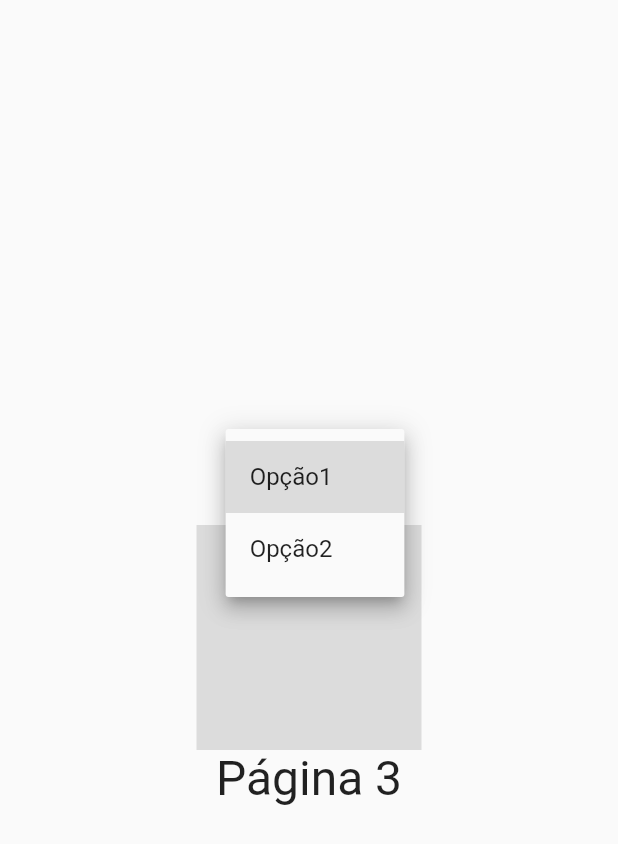
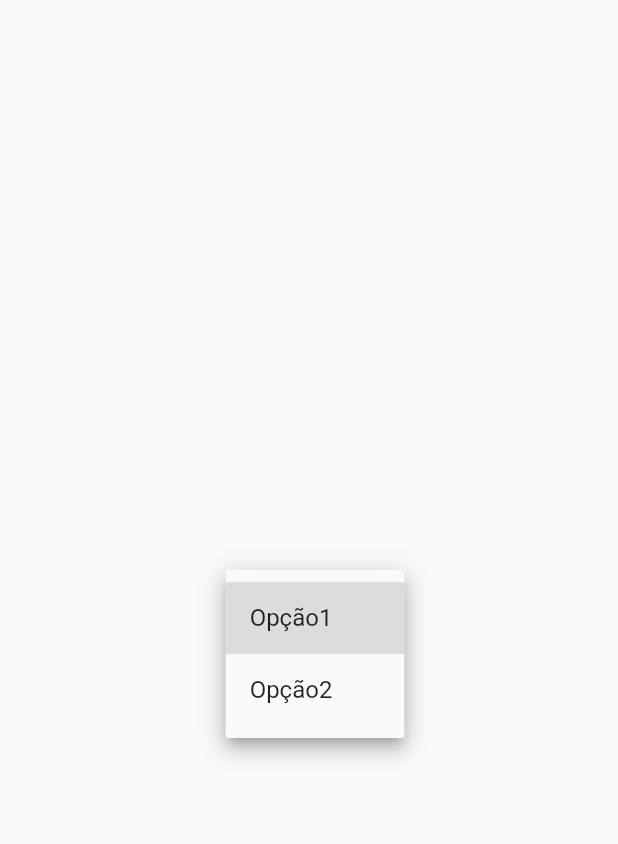
Before and after one commit to victorers1/DropDownButton-com-RouterOutlet, a Flutter app: the Mod3Page screen opened directly, after a tap on "Opção1", on a phone screen of 412 x 824 dp. Shown: the top 844 px of the screen. Run offline on Flutter 3.47's test engine with Material 2 defaults, Android fonts, the phone set to English and light mode, and no system bars; our stand-ins replace dio, flutter_modular, mobx; generated files the repository leaves out were written again.

```diff
--- a/lib/app/modules/submodules/mod1/mod1_page.dart
+++ b/lib/app/modules/submodules/mod1/mod1_page.dart
@@ -43,11 +43,6 @@ class _Mod1PageState extends ModularState<Mod1Page, Mod1Controller> {
                 ],
               ),
             ),
-            Container(width: 150, height: 150, color: Colors.black12),
-            Text(
-              'Módulo 1',
-              style: TextStyle(fontSize: 32),
-            ),
           ],
         ),
       ),
--- a/lib/app/modules/submodules/mod3/mod3_page.dart
+++ b/lib/app/modules/submodules/mod3/mod3_page.dart
@@ -43,11 +43,6 @@ class _Mod3PageState extends State<Mod3Page> {
                 ],
               ),
             ),
-            Container(width: 150, height: 150, color: Colors.black12),
-            Text(
-              'Página 3',
-              style: TextStyle(fontSize: 32),
-            ),
           ],
         ),
       ),
```
Also changed, not shown: lib/app/modules/submodules/mod2/mod2_page.dart (+6 -1 lines), 1 other file.
